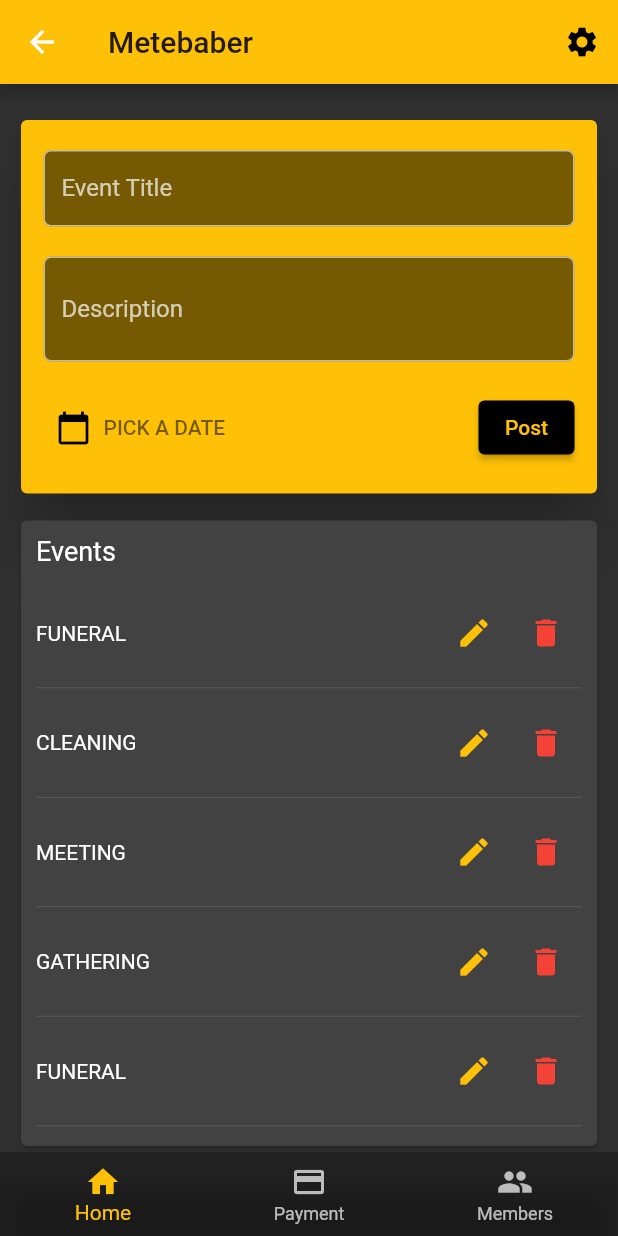
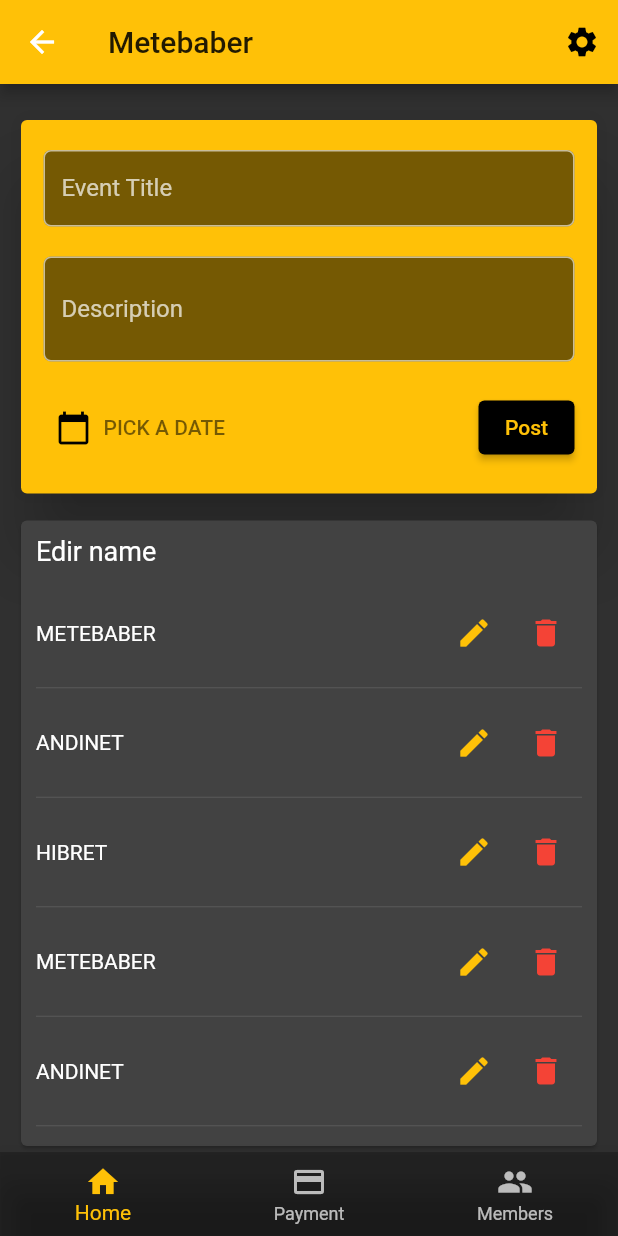
Before and after one commit to runtimeterror-aait/edir_frontend, a Flutter app: the AdminManageEdirPage screen opened directly, on a phone screen of 412 x 824 dp. Run offline on Flutter 3.47's test engine with Material 2 defaults, Android fonts, the light colour scheme and no system bars; our stand-ins replace carousel_slider, flutter_svg.

Commit message:
admin folder structure

```diff
--- a/lib/admin/bloc/admin_manage_edir_event.dart
+++ /dev/null
@@ -1,4 +0,0 @@
-part of 'admin_manage_edir_bloc.dart';
-
-@immutable
-abstract class AdminManageEdirEvent {}
--- a/lib/admin/bloc/admin_manage_edir_state.dart
+++ /dev/null
@@ -1,6 +0,0 @@
-part of 'admin_manage_edir_bloc.dart';
-
-@immutable
-abstract class AdminManageEdirState {}
-
-class AdminManageEdirInitial extends AdminManageEdirState {}
--- a/lib/admin/data_provider/admin_data_provider.dart
+++ /dev/null
@@ -1 +0,0 @@
-class AdminDataProvider {}
--- a/lib/admin/screens/admin_manage_edir/home/admin_home_page.dart
+++ b/lib/admin/screens/admin_manage_edir/home/admin_home_page.dart
@@ -10,14 +10,15 @@ class AdminHomePage extends StatelessWidget with Styles {
   AdminHomePage({Key? key}) : super(key: key);
 
   List edirNames = [
-    "Funeral",
-    "Cleaning",
-    "Meeting",
-    "Gathering",
-    "Funeral",
-    "Cleaning",
-    "Meeting",
-    "Gathering",
+    "Metebaber",
+    "Andinet",
+    "Hibret",
+    "Metebaber",
+    "Andinet",
+    "Hibret",
+    "Metebaber",
+    "Andinet",
+    "Hibret",
   ];
 
   @override
@@ -36,7 +37,7 @@ class AdminHomePage extends StatelessWidget with Styles {
               child: ListView(
                 children: [
                   Text(
-                    "Events",
+                    "Edir name",
                     style: textStyle_2,
                   ),
                   SizedBox(
--- a/lib/core/app_widget.dart
+++ b/lib/core/app_widget.dart
@@ -1,6 +1,6 @@
 import 'package:edir/admin/screens/admin_manage_edir/admin_manage_edir_page.dart';
 import 'package:edir/admin/screens/create_edir/create_edir_page.dart';
-import 'package:edir/admin/screens/dashboard/admin_dashboard_page.dart';
+import 'package:edir/admin/screens/dashboard/dashboard_page.dart';
 import 'package:edir/register/screens/register_page.dart';
 import 'package:edir/register/screens/widgets/register_form.dart';
 import 'package:edir/sign_in/screens/sign_in_page.dart';
@@ -37,7 +37,7 @@ class AppWidget extends StatelessWidget {
   Widget build(BuildContext context) {
     return MaterialApp(
       title: 'edir',
-      home: AdminDashboardPage(),
+      home: UserDashboardPage(),
       darkTheme: _dark,
       theme: _light,
       themeMode: ThemeMode.dark,
--- a/pubspec.yaml
+++ b/pubspec.yaml
@@ -24,9 +24,7 @@ dependencies:
   carousel_slider: ^4.0.0
   flutter:
     sdk: flutter
-  flutter_bloc: ^7.2.0
   flutter_svg: ^0.22.0
-  http: ^0.13.3
   intl: ^0.17.0
   syncfusion_flutter_datepicker: ^19.2.59
 
```
Also changed, not shown: lib/admin/bloc/admin_manage_edir_bloc.dart (deleted, +0 -18 lines), lib/admin/screens/dashboard/dashboard_page.dart (renamed from lib/admin/screens/dashboard/admin_dashboard_page.dart, +4 -4 lines), lib/sign_in/screens/sign_in_page.dart (+0 -26 lines), pubspec.lock.
